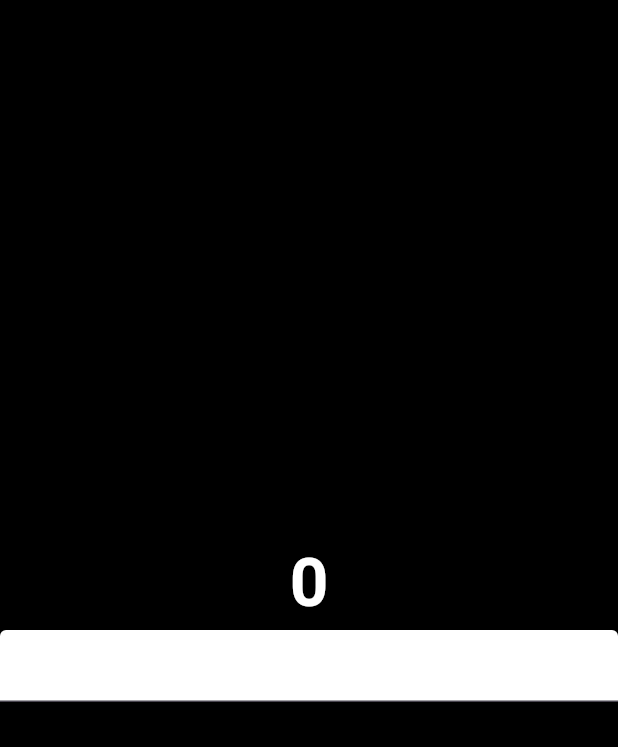
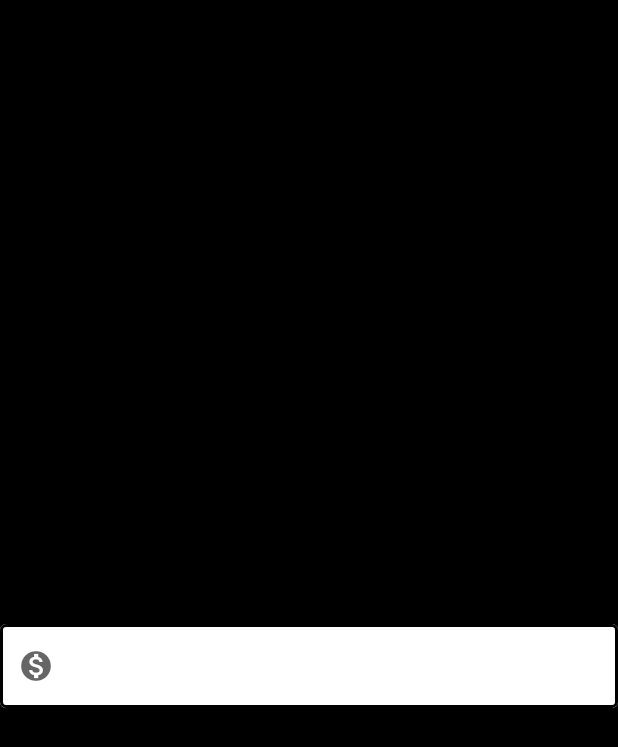
Before and after one commit to Gemcreation/currency_converter, a Flutter app: the screen it shows after launch, on a phone screen of 412 x 824 dp. Shown: the top 747 px of the screen. Run offline on Flutter 3.47's test engine with Material 3 defaults, Android fonts, the phone set to English and light mode, and no system bars.

Commit message:
adding more

```diff
--- a/lib/currency_converter_material_page.dart
+++ b/lib/currency_converter_material_page.dart
@@ -16,12 +16,12 @@ class CurrencyConverterMaterialPage extends StatelessWidget {
               style: TextStyle(
                 fontSize: 45,
                 fontWeight: FontWeight.bold,
-                color: Color.fromARGB(255, 255, 255, 255),
+                color: Color.fromARGB(255, 0, 0, 0),
                 ),
               ),
               TextField(
                 style: TextStyle(
-                  color: Colors.white,
+                  color: const Color.fromARGB(255, 0, 0, 0),
                 ),
                 decoration: InputDecoration(
                   hintText: "Please Enter athe Amount in USD",
@@ -29,11 +29,10 @@ class CurrencyConverterMaterialPage extends StatelessWidget {
                     color: Colors.white60,
                   ),
                   prefixIcon: Icon(Icons.monetization_on),
-                  prefixIconColor: Colors.white60,
+                  prefixIconColor: const Color.fromARGB(153, 0, 0, 0),
                   filled: true,
                   fillColor: Colors.white,
-                ),
-                focusedBorder: OutlineInputBorder(
+                  focusedBorder: OutlineInputBorder(
                   borderSide: BorderSide(
                     width: 2.0,
                     style: BorderStyle.solid,
@@ -45,6 +44,10 @@ class CurrencyConverterMaterialPage extends StatelessWidget {
                     style: BorderStyle.solid,
                   )
                 ),
+                ),
+                keyboardType: TextInputType.numberWithOptions(
+                  decimal: true,
+                ),
               )
             ],
           )
```
